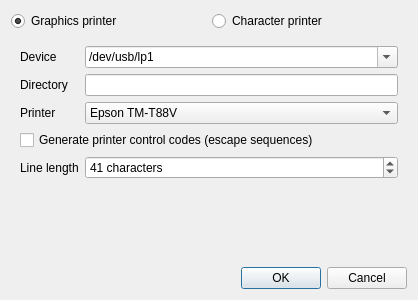
Quick-Event/quickbox, file quickevent/app/plugins/qml/Receipts/src/receiptsprinteroptionsdialog.ui: the form before one commit.
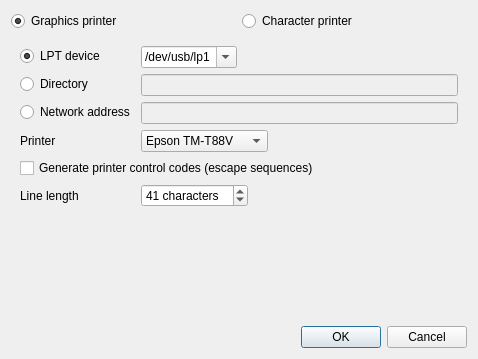
The form after the commit. The open tabs and pages were chosen to show the change. Icons and pictures are not drawn.

Commit message: Printing tickets on character printers connected to network.

```diff
--- a/quickevent/app/plugins/qml/Receipts/src/receiptsprinteroptionsdialog.ui
+++ b/quickevent/app/plugins/qml/Receipts/src/receiptsprinteroptionsdialog.ui
@@ -6,13 +6,16 @@
    <rect>
     <x>0</x>
     <y>0</y>
-    <width>418</width>
-    <height>300</height>
+    <width>478</width>
+    <height>359</height>
    </rect>
   </property>
   <property name="windowTitle">
    <string>Dialog</string>
   </property>
+  <property name="layoutDirection">
+   <enum>Qt::LeftToRight</enum>
+  </property>
   <layout class="QVBoxLayout" name="verticalLayout">
    <item>
     <layout class="QHBoxLayout" name="horizontalLayout">
@@ -45,6 +48,9 @@
    </item>
    <item>
     <widget class="QStackedWidget" name="stackedWidget">
+     <property name="layoutDirection">
+      <enum>Qt::LeftToRight</enum>
+     </property>
      <property name="currentIndex">
       <number>0</number>
      </property>
@@ -56,17 +62,26 @@
       </layout>
      </widget>
      <widget class="QWidget" name="pgCharacterPrinter">
-      <layout class="QFormLayout" name="formLayout">
+      <layout class="QFormLayout" name="formLayout_4">
+       <property name="fieldGrowthPolicy">
+        <enum>QFormLayout::ExpandingFieldsGrow</enum>
+       </property>
+       <property name="labelAlignment">
+        <set>Qt::AlignLeading|Qt::AlignLeft|Qt::AlignVCenter</set>
+       </property>
+       <property name="formAlignment">
+        <set>Qt::AlignLeading|Qt::AlignLeft|Qt::AlignTop</set>
+       </property>
        <item row="0" column="0">
-        <widget class="QLabel" name="label_2">
-         <property name="sizePolicy">
-          <sizepolicy hsizetype="Maximum" vsizetype="Preferred">
-           <horstretch>0</horstretch>
-           <verstretch>0</verstretch>
-          </sizepolicy>
+        <widget class="QRadioButton" name="btCharacterPrinterLPT">
+         <property name="enabled">
+          <bool>true</bool>
          </property>
          <property name="text">
-          <string>Device</string>
+          <string>LPT device</string>
+         </property>
+         <property name="checked">
+          <bool>true</bool>
          </property>
         </widget>
        </item>
@@ -105,29 +120,35 @@
          </item>
         </widget>
        </item>
+       <item row="1" column="0">
+        <widget class="QRadioButton" name="btCharacterPrinterDirectory">
+         <property name="text">
+          <string>Directory</string>
+         </property>
+        </widget>
+       </item>
+       <item row="1" column="1">
+        <widget class="QLineEdit" name="edCharacterPrinterDirectory">
+         <property name="enabled">
+          <bool>false</bool>
+         </property>
+        </widget>
+       </item>
        <item row="2" column="0">
-        <widget class="QLabel" name="label_3">
-         <property name="sizePolicy">
-          <sizepolicy hsizetype="Maximum" vsizetype="Preferred">
-           <horstretch>0</horstretch>
-           <verstretch>0</verstretch>
-          </sizepolicy>
-         </property>
+        <widget class="QRadioButton" name="btCharacterPrinterNetwork">
          <property name="text">
-          <string>Printer</string>
+          <string>Network address</string>
          </property>
         </widget>
        </item>
        <item row="2" column="1">
-        <widget class="QComboBox" name="cbxCharacterPrinterModel">
-         <item>
-          <property name="text">
-           <string>Epson TM-T88V</string>
-          </property>
-         </item>
+        <widget class="QLineEdit" name="edCharacterPrinterAddress">
+         <property name="enabled">
+          <bool>false</bool>
+         </property>
         </widget>
        </item>
-       <item row="4" column="0">
+       <item row="9" column="0">
         <widget class="QLabel" name="label">
          <property name="sizePolicy">
           <sizepolicy hsizetype="Maximum" vsizetype="Preferred">
@@ -140,7 +161,7 @@
          </property>
         </widget>
        </item>
-       <item row="4" column="1">
+       <item row="9" column="1">
         <widget class="QSpinBox" name="edCharacterPrinterLineLength">
          <property name="suffix">
           <string> characters</string>
@@ -153,29 +174,40 @@
          </property>
         </widget>
        </item>
-       <item row="1" column="0">
-        <widget class="QLabel" name="label_4">
-         <property name="sizePolicy">
-          <sizepolicy hsizetype="Maximum" vsizetype="Preferred">
-           <horstretch>0</horstretch>
-           <verstretch>0</verstretch>
-          </sizepolicy>
-         </property>
-         <property name="text">
-          <string>Directory</string>
-         </property>
-        </widget>
-       </item>
-       <item row="1" column="1">
-        <widget class="QLineEdit" name="edCharacterPrinterDirectory"/>
-       </item>
-       <item row="3" column="0" colspan="2">
+       <item row="7" column="0" colspan="2">
         <widget class="QCheckBox" name="chkCharacterPrinterGenerateControlCodes">
          <property name="text">
           <string>Generate printer control codes (escape sequences)</string>
          </property>
         </widget>
        </item>
+       <item row="6" column="0">
+        <widget class="QLabel" name="label_3">
+         <property name="sizePolicy">
+          <sizepolicy hsizetype="Maximum" vsizetype="Preferred">
+           <horstretch>0</horstretch>
+           <verstretch>0</verstretch>
+          </sizepolicy>
+         </property>
+         <property name="text">
+          <string>Printer</string>
+         </property>
+        </widget>
+       </item>
+       <item row="6" column="1">
+        <widget class="QComboBox" name="cbxCharacterPrinterModel">
+         <item>
+          <property name="text">
+           <string>Epson TM-T88V</string>
+          </property>
+         </item>
+         <item>
+          <property name="text">
+           <string>Epson TM-U220B</string>
+          </property>
+         </item>
+        </widget>
+       </item>
       </layout>
      </widget>
     </widget>
```
Left out of the diff: 3 changed lines with no effect on the pictures. The commit also changes 4 other files.
